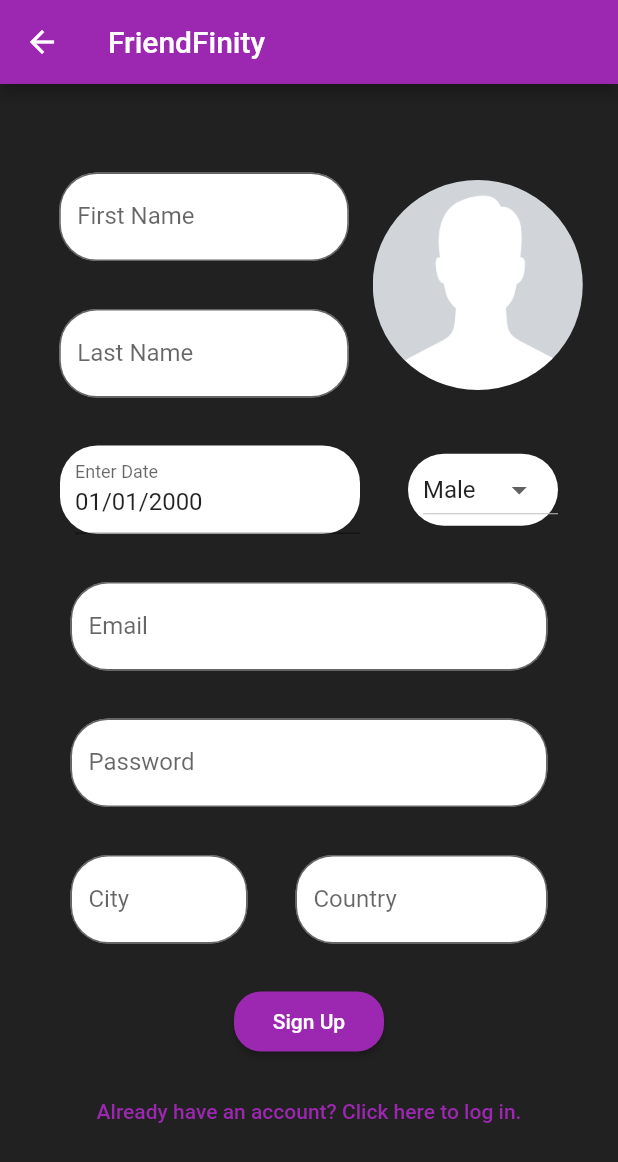
After one commit to mustansir14/friendfinity-app, a Flutter app: the screen it shows after launch, after a tap on "Sign in", after a tap on "Don't have an account? Click here to sig", on a phone screen of 412 x 824 dp. The commit adds this screen. Shown: the top 1162 px of the screen. Run offline on Flutter 3.47's test engine with Material 2 defaults, Android fonts, the phone set to English and light mode, and no system bars; our stand-ins replace country_picker; network calls fail.

Commit message:
FF-2 signup design done

```diff
--- a/lib/login.dart
+++ b/lib/login.dart
@@ -1,4 +1,5 @@
 import 'package:flutter/material.dart';
+import 'signup.dart';
 
 class Login extends StatefulWidget {
   const Login({Key? key}) : super(key: key);
@@ -31,15 +32,11 @@ class _LoginState extends State<Login> {
           children: [
             const Text(
               "FriendFinity",
-              style: TextStyle(
-                fontWeight: FontWeight.bold,
-                fontSize: 50),
+              style: TextStyle(fontWeight: FontWeight.bold, fontSize: 50),
             ),
             const Text(
               "A Doorway to Infinite Friends",
-              style: TextStyle(
-                fontWeight: FontWeight.bold,
-                fontSize: 20),
+              style: TextStyle(fontWeight: FontWeight.bold, fontSize: 20),
             ),
             Form(
               key: _formKey,
@@ -60,11 +57,11 @@ class _LoginState extends State<Login> {
                         labelText: "Email",
                         fillColor: Colors.white,
                         border: OutlineInputBorder(
-                          borderSide: const BorderSide(color: Colors.white, width: 2.0),
+                          borderSide:
+                              const BorderSide(color: Colors.white, width: 2.0),
                           borderRadius: BorderRadius.circular(25.0),
                         ),
                         filled: true,
-
                       ),
                     ),
                   ),
@@ -79,15 +76,16 @@ class _LoginState extends State<Login> {
                         }
                         return null;
                       },
+                      obscureText: true,
                       decoration: InputDecoration(
                         labelText: "Password",
                         fillColor: Colors.white,
                         border: OutlineInputBorder(
-                          borderSide: const BorderSide(color: Colors.white, width: 2.0),
+                          borderSide:
+                              const BorderSide(color: Colors.white, width: 2.0),
                           borderRadius: BorderRadius.circular(25.0),
                         ),
                         filled: true,
-
                       ),
                     ),
                   ),
@@ -105,16 +103,29 @@ class _LoginState extends State<Login> {
                             );
                           }
                         },
-
                         child: const Text('Sign in'),
                         style: ButtonStyle(
-                        shape: MaterialStateProperty.all<RoundedRectangleBorder>(
-                          RoundedRectangleBorder(
+                            shape: MaterialStateProperty.all<
+                                RoundedRectangleBorder>(RoundedRectangleBorder(
                           borderRadius: BorderRadius.circular(18.0),
-                          )
-                        )
-                      )
+                        )))),
                   ),
+                  Container(
+                    width: 300,
+                    height: 80,
+                    padding: EdgeInsets.only(top: 16.0),
+                    child: TextButton(
+                        onPressed: () {
+                          Navigator.of(context).push(MaterialPageRoute(
+                              builder: (context) => SignUp()));
+                        },
+                        child: const Text(
+                            "Don't have an account? Click here to sign up."),
+                        style: ButtonStyle(
+                            shape: MaterialStateProperty.all<
+                                RoundedRectangleBorder>(RoundedRectangleBorder(
+                          borderRadius: BorderRadius.circular(18.0),
+                        )))),
                   )
                 ],
               ),
@@ -122,5 +133,6 @@ class _LoginState extends State<Login> {
           ],
         ),
       ),
-      );        }
+    );
   }
+}
--- /dev/null
+++ b/lib/signup.dart
@@ -0,0 +1,303 @@
+import 'package:flutter/material.dart';
+import 'package:http/http.dart' as http;
+import 'package:country_picker/country_picker.dart';
+import 'dart:convert';
+import 'login.dart';
+
+class SignUp extends StatefulWidget {
+  const SignUp({Key? key}) : super(key: key);
+
+  // This widget is the home page of your application. It is stateful, meaning
+  // that it has a State object (defined below) that contains fields that affect
+  // how it looks.
+
+  // This class is the configuration for the state. It holds the values (in this
+  // case the title) provided by the parent (in this case the App widget) and
+  // used by the build method of the State. Fields in a Widget subclass are
+  // always marked "final".
+
+  @override
+  State<SignUp> createState() => _SignUpState();
+}
+
+class _SignUpState extends State<SignUp> {
+  final _formKey = GlobalKey<FormState>();
+
+  String gender = "Male";
+
+  @override
+  Widget build(BuildContext context) {
+    return Scaffold(
+      appBar: AppBar(
+        title: const Text("FriendFinity"),
+      ),
+      body: Center(
+        child: Column(
+          mainAxisAlignment: MainAxisAlignment.center,
+          children: [
+            Form(
+              key: _formKey,
+              child: Column(
+                children: <Widget>[
+                  Row(
+                      mainAxisAlignment: MainAxisAlignment.center,
+                      children: <Widget>[
+                        Column(
+                          children: <Widget>[
+                            // First Name
+                            Container(
+                              width: 225,
+                              padding: EdgeInsets.all(16.0),
+                              child: TextFormField(
+                                // The validator receives the text that the user has entered.
+                                validator: (value) {
+                                  if (value == null || value.isEmpty) {
+                                    return 'Please enter First Name';
+                                  }
+                                  return null;
+                                },
+                                decoration: InputDecoration(
+                                  labelText: "First Name",
+                                  fillColor: Colors.white,
+                                  border: OutlineInputBorder(
+                                    borderSide: const BorderSide(
+                                        color: Colors.white, width: 2.0),
+                                    borderRadius: BorderRadius.circular(25.0),
+                                  ),
+                                  filled: true,
+                                ),
+                              ),
+                            ),
+                            // Last Name
+                            Container(
+                              width: 225,
+                              padding: EdgeInsets.all(16.0),
+                              child: TextFormField(
+                                // The validator receives the text that the user has entered.
+                                validator: (value) {
+                                  if (value == null || value.isEmpty) {
+                                    return 'Please enter Last Name';
+                                  }
+                                  return null;
+                                },
+                                decoration: InputDecoration(
+                                  labelText: "Last Name",
+                                  fillColor: Colors.white,
+                                  border: OutlineInputBorder(
+                                    borderSide: const BorderSide(
+                                        color: Colors.white, width: 2.0),
+                                    borderRadius: BorderRadius.circular(25.0),
+                                  ),
+                                  filled: true,
+                                ),
+                              ),
+                            ),
+                          ],
+                        ),
+                        // Profile Pic
+                        ClipOval(
+                          child: SizedBox.fromSize(
+                            size: const Size.fromRadius(70), // Image radius
+                            child: Image.asset('assets/no-profile-pic.png',
+                                fit: BoxFit.cover),
+                          ),
+                        )
+                      ]),
+                  Row(
+                    mainAxisAlignment: MainAxisAlignment.center,
+                    children: <Widget>[
+                      // Date of Birth
+                      Container(
+                        width: 200,
+                        margin: const EdgeInsets.all(16.0),
+                        padding: const EdgeInsets.only(left: 10.0),
+                        child: InputDatePickerFormField(
+                          // The validator receives the text that the user has entered.
+                          initialDate: DateTime(2000),
+                          firstDate: DateTime(1900),
+                          lastDate: DateTime(2010),
+                        ),
+                        decoration: const BoxDecoration(
+                            color: Colors.white,
+                            borderRadius:
+                                BorderRadius.all(Radius.circular(25))),
+                      ),
+                      // Gender
+                      Container(
+                        width: 100,
+                        margin: const EdgeInsets.all(16.0),
+                        padding: const EdgeInsets.only(left: 10.0),
+                        child: DropdownButton(
+                          // The validator receives the text that the user has entered.
+                          value: gender,
+                          items: <String>["Male", "Female"]
+                              .map<DropdownMenuItem<String>>((String value) {
+                            return DropdownMenuItem<String>(
+                              value: value,
+                              child: Text(value),
+                            );
+                          }).toList(),
+                          onChanged: (String? newValue) {
+                            setState(() {
+                              gender = newValue!;
+                            });
+                          },
+                        ),
+                        decoration: const BoxDecoration(
+                            color: Colors.white,
+                            borderRadius:
+                                BorderRadius.all(Radius.circular(25))),
+                      ),
+                    ],
+                  ),
+                  // Email
+                  Container(
+                    width: 350,
+                    padding: EdgeInsets.all(16.0),
+                    child: TextFormField(
+                      // The validator receives the text that the user has entered.
+                      validator: (value) {
+                        if (value == null || value.isEmpty) {
+                          return 'Please enter email';
+                        }
+                        return null;
+                      },
+                      decoration: InputDecoration(
+                        labelText: "Email",
+                        fillColor: Colors.white,
+                        border: OutlineInputBorder(
+                          borderSide:
+                              const BorderSide(color: Colors.white, width: 2.0),
+                          borderRadius: BorderRadius.circular(25.0),
+                        ),
+                        filled: true,
+                      ),
+                    ),
+                  ),
+                  // Password
+                  Container(
+                    width: 350,
+                    padding: EdgeInsets.all(16.0),
+                    child: TextFormField(
+                      // The validator receives the text that the user has entered.
+                      validator: (value) {
+                        if (value == null || value.isEmpty) {
+                          return 'Please enter password';
+                        }
+                        return null;
+                      },
+                      obscureText: true,
+                      decoration: InputDecoration(
+                        labelText: "Password",
+                        fillColor: Colors.white,
+                        border: OutlineInputBorder(
+                          borderSide:
+                              const BorderSide(color: Colors.white, width: 2.0),
+                          borderRadius: BorderRadius.circular(25.0),
+                        ),
+                        filled: true,
+                      ),
+                    ),
+                  ),
+                  Row(
+                    mainAxisAlignment: MainAxisAlignment.center,
+                    children: [
+                      // City
+                      Container(
+                        width: 150,
+                        padding: const EdgeInsets.all(16.0),
+                        child: TextFormField(
+                          // The validator receives the text that the user has entered.
+                          validator: (value) {
+                            if (value == null || value.isEmpty) {
+                              return 'Please enter email';
+                            }
+                            return null;
+                          },
+                          decoration: InputDecoration(
+                            labelText: "City",
+                            fillColor: Colors.white,
+                            border: OutlineInputBorder(
+                              borderSide: const BorderSide(
+                                  color: Colors.white, width: 2.0),
+                              borderRadius: BorderRadius.circular(25.0),
+                            ),
+                            filled: true,
+                          ),
+                        ),
+                      ),
+                      Container(
+                        width: 200,
+                        padding: EdgeInsets.all(16.0),
+                        child: TextFormField(
+                          // The validator receives the text that the user has entered.
+                          validator: (value) {
+                            if (value == null || value.isEmpty) {
+                              return 'Please enter email';
+                            }
+                            return null;
+                          },
+                          decoration: InputDecoration(
+                            labelText: "Country",
+                            fillColor: Colors.white,
+                            border: OutlineInputBorder(
+                              borderSide: const BorderSide(
+                                  color: Colors.white, width: 2.0),
+                              borderRadius: BorderRadius.circular(25.0),
+                            ),
+                            filled: true,
+                          ),
+                        ),
+                      ),
+                    ],
+                  ),
+                  Container(
+                    width: 100,
+                    height: 40,
+                    margin: EdgeInsets.only(top: 16.0),
+                    child: ElevatedButton(
+                        onPressed: () async {
+                          // Validate returns true if the form is valid, or false otherwise.
+                          // if (_formKey.currentState!.validate()) {
+                          //   // If the form is valid, display a snackbar. In the real world,
+                          //   // you'd often call a server or save the information in a database.
+                          //   ScaffoldMessenger.of(context).showSnackBar(
+                          //     const SnackBar(content: Text('Processing Data')),
+                          //   );
+                          // }
+                          final response = await http.get(Uri.parse(
+                              "https://friend-finity-backend.herokuapp.com/users"));
+                          print(jsonDecode(response.body)[0]['email']);
+                        },
+                        child: const Text('Sign Up'),
+                        style: ButtonStyle(
+                            shape: MaterialStateProperty.all<
+                                RoundedRectangleBorder>(RoundedRectangleBorder(
+                          borderRadius: BorderRadius.circular(18.0),
+                        )))),
+                  ),
+                  Container(
+                    width: 300,
+                    height: 80,
+                    child: TextButton(
+                        onPressed: () {
+                          Navigator.of(context).push(
+                              MaterialPageRoute(builder: (context) => Login()));
+                        },
+                        child: const Text(
+                            "Already have an account? Click here to log in."),
+                        style: ButtonStyle(
+                            shape: MaterialStateProperty.all<
+                                RoundedRectangleBorder>(RoundedRectangleBorder(
+                          borderRadius: BorderRadius.circular(18.0),
+                        )))),
+                  )
+                ],
+              ),
+            )
+          ],
+        ),
+      ),
+    );
+  }
+}
```
Also changed, not shown: pubspec.yaml (+6 -6 lines), assets/comment.jpeg (added), assets/gift.png (added), assets/heart.png (added), assets/like.png (added), assets/no-profile-pic.png (added), assets/share.svg (added), pubspec.lock. Lines whose indentation alone changed are shown as unchanged.
